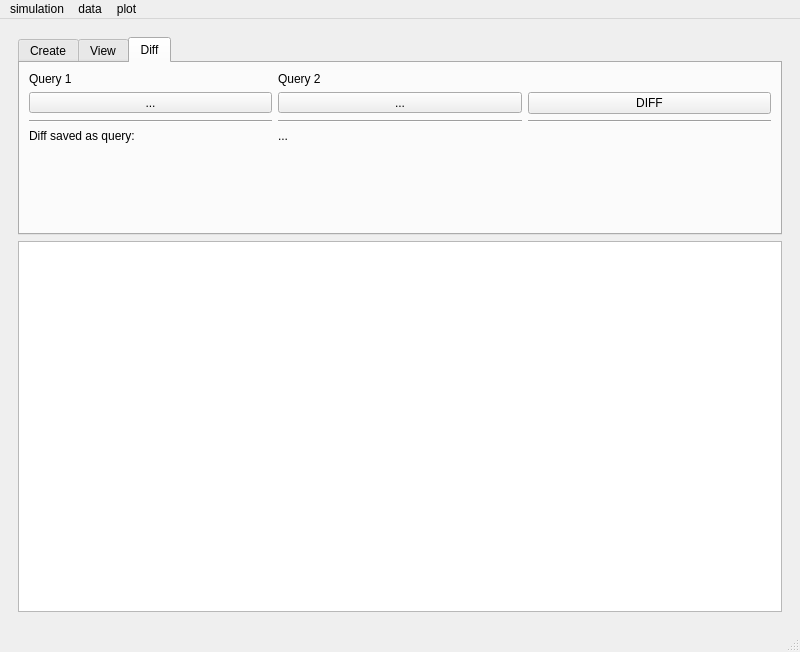
Before: the Qt Designer form psychsim-gui-main.ui in usc-psychsim/psychsim-eval-gui, drawn with Qt 5.
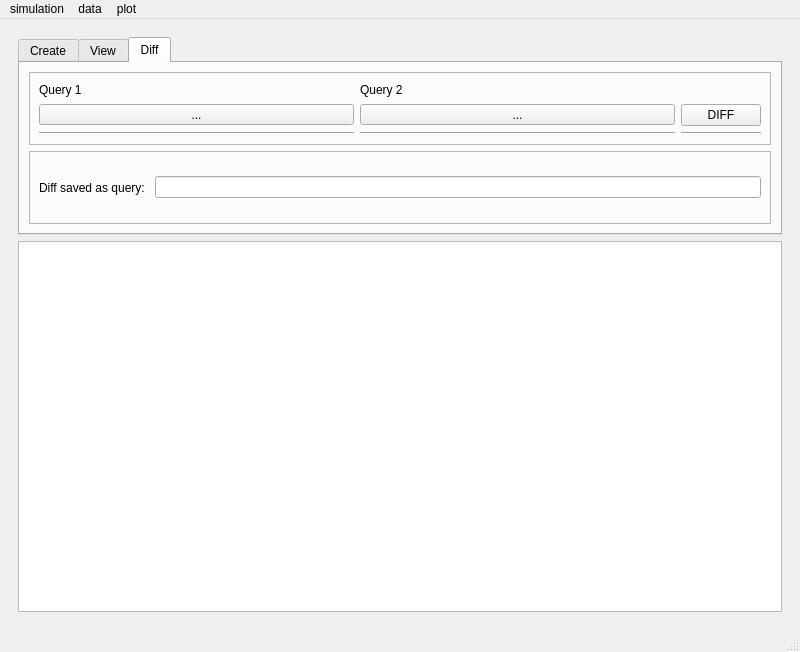
After: the same form once the commit is applied. The open tabs and pages were chosen to show the change.

Commit message: Fix button layouts

```diff
--- a/psychsim-gui-main.ui
+++ b/psychsim-gui-main.ui
@@ -564,20 +564,15 @@
             <string>Diff</string>
            </attribute>
            <layout class="QGridLayout" name="gridLayout_5">
-            <item row="4" column="3">
-             <widget class="Line" name="line_7">
-              <property name="orientation">
-               <enum>Qt::Horizontal</enum>
+            <item row="8" column="1">
+             <widget class="QFrame" name="frame_17">
+              <property name="frameShape">
+               <enum>QFrame::StyledPanel</enum>
               </property>
-             </widget>
-            </item>
-            <item row="6" column="2">
-             <widget class="QLabel" name="new_diff_query_name">
-              <property name="text">
-               <string>...</string>
+              <property name="frameShadow">
+               <enum>QFrame::Raised</enum>
               </property>
-             </widget>
-            </item>
+              <layout class="QGridLayout" name="gridLayout_7">
             <item row="0" column="0">
              <widget class="QLabel" name="label_18">
               <property name="text">
@@ -585,30 +580,17 @@
               </property>
              </widget>
             </item>
-            <item row="0" column="2">
+               <item row="0" column="1">
              <widget class="QLabel" name="label_19">
               <property name="text">
                <string>Query 2</string>
               </property>
              </widget>
             </item>
-            <item row="1" column="2">
-             <widget class="QToolButton" name="query_diff_2">
-              <property name="sizePolicy">
-               <sizepolicy hsizetype="Preferred" vsizetype="Fixed">
-                <horstretch>0</horstretch>
-                <verstretch>0</verstretch>
-               </sizepolicy>
-              </property>
-              <property name="text">
-               <string>...</string>
-              </property>
-             </widget>
-            </item>
             <item row="1" column="0">
              <widget class="QToolButton" name="query_diff_1">
               <property name="sizePolicy">
-               <sizepolicy hsizetype="Preferred" vsizetype="Fixed">
+                  <sizepolicy hsizetype="Ignored" vsizetype="Fixed">
                 <horstretch>0</horstretch>
                 <verstretch>0</verstretch>
                </sizepolicy>
@@ -618,17 +600,23 @@
               </property>
              </widget>
             </item>
-            <item row="6" column="0">
-             <widget class="QLabel" name="label_26">
+               <item row="1" column="1">
+                <widget class="QToolButton" name="query_diff_2">
+                 <property name="sizePolicy">
+                  <sizepolicy hsizetype="Ignored" vsizetype="Fixed">
+                   <horstretch>0</horstretch>
+                   <verstretch>0</verstretch>
+                  </sizepolicy>
+                 </property>
               <property name="text">
-               <string>Diff saved as query: </string>
+                  <string>...</string>
               </property>
              </widget>
             </item>
-            <item row="1" column="3">
+               <item row="1" column="2">
              <widget class="QPushButton" name="diff_query_button">
               <property name="sizePolicy">
-               <sizepolicy hsizetype="Preferred" vsizetype="Fixed">
+                  <sizepolicy hsizetype="Maximum" vsizetype="Fixed">
                 <horstretch>0</horstretch>
                 <verstretch>0</verstretch>
                </sizepolicy>
@@ -638,32 +626,67 @@
               </property>
              </widget>
             </item>
-            <item row="4" column="0">
+               <item row="2" column="0">
              <widget class="Line" name="line_5">
               <property name="orientation">
                <enum>Qt::Horizontal</enum>
               </property>
              </widget>
             </item>
-            <item row="4" column="2">
+               <item row="2" column="1">
              <widget class="Line" name="line_6">
               <property name="orientation">
                <enum>Qt::Horizontal</enum>
               </property>
              </widget>
             </item>
-            <item row="7" column="0">
-             <spacer name="verticalSpacer">
+               <item row="2" column="2">
+                <widget class="Line" name="line_7">
               <property name="orientation">
-               <enum>Qt::Vertical</enum>
-              </property>
-              <property name="sizeHint" stdset="0">
-               <size>
-                <width>20</width>
-                <height>40</height>
-               </size>
+                  <enum>Qt::Horizontal</enum>
+                 </property>
+                </widget>
+               </item>
+              </layout>
+             </widget>
+            </item>
+            <item row="9" column="1">
+             <widget class="QFrame" name="frame_16">
+              <property name="frameShape">
+               <enum>QFrame::StyledPanel</enum>
               </property>
-             </spacer>
+              <property name="frameShadow">
+               <enum>QFrame::Raised</enum>
+              </property>
+              <layout class="QHBoxLayout" name="horizontalLayout_9">
+               <item>
+                <widget class="QLabel" name="label_26">
+                 <property name="sizePolicy">
+                  <sizepolicy hsizetype="Fixed" vsizetype="Preferred">
+                   <horstretch>0</horstretch>
+                   <verstretch>0</verstretch>
+                  </sizepolicy>
+                 </property>
+                 <property name="text">
+                  <string>Diff saved as query: </string>
+                 </property>
+                </widget>
+               </item>
+               <item>
+                <widget class="QLineEdit" name="new_diff_query_name">
+                 <property name="sizePolicy">
+                  <sizepolicy hsizetype="Preferred" vsizetype="Fixed">
+                   <horstretch>0</horstretch>
+                   <verstretch>0</verstretch>
+                  </sizepolicy>
+                 </property>
+                 <property name="readOnly">
+                  <bool>true</bool>
+                 </property>
+                </widget>
+               </item>
+              </layout>
+             </widget>
             </item>
            </layout>
           </widget>
```
Left out of the diff: 70 changed lines with no effect on the pictures. Lines whose indentation alone changed are shown as unchanged.
